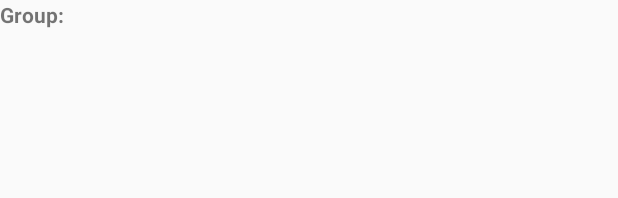
After one commit to kvnrd/AndroidHCIProject, an Android app: the layout activity_group_details.xml on its own in the app's theme, with its tools: preview values and no code run, on a phone screen of 412 x 824 dp. The commit adds this screen. Shown: the top 198 px of the screen. Run offline under Robolectric (Android 15) with nearby library versions, the phone set to English and light mode, and no system bars.

```diff
--- a/app/src/main/AndroidManifest.xml
+++ b/app/src/main/AndroidManifest.xml
@@ -9,7 +9,8 @@
         android:roundIcon="@mipmap/ic_launcher_round"
         android:supportsRtl="true"
         android:theme="@style/AppTheme">
-        <activity android:name=".AvailableGroupsActivity"></activity>
+        <activity android:name=".GroupDetails"></activity>
+        <activity android:name=".AvailableGroupsActivity" />
         <activity android:name=".MainActivity">
             <intent-filter>
                 <action android:name="android.intent.action.MAIN" />
--- a/app/src/main/res/layout/activity_available_groups.xml
+++ b/app/src/main/res/layout/activity_available_groups.xml
@@ -22,7 +22,7 @@
         app:layout_constraintTop_toTopOf="parent" />
 
     <ListView
-        android:id="@+id/appointmentsListView"
+        android:id="@+id/groupsListView"
         android:layout_width="345dp"
         android:layout_height="450dp"
         app:layout_constraintBottom_toBottomOf="parent"
@@ -43,6 +43,6 @@
         app:layout_constraintBottom_toBottomOf="parent"
         app:layout_constraintEnd_toEndOf="parent"
         app:layout_constraintStart_toStartOf="parent"
-        app:layout_constraintTop_toBottomOf="@+id/appointmentsListView" />
+        app:layout_constraintTop_toBottomOf="@+id/groupsListView" />
 
 </androidx.constraintlayout.widget.ConstraintLayout>
--- /dev/null
+++ b/app/src/main/res/layout/activity_group_details.xml
@@ -0,0 +1,25 @@
+<?xml version="1.0" encoding="utf-8"?>
+<LinearLayout xmlns:android="http://schemas.android.com/apk/res/android"
+    android:orientation="vertical" android:layout_width="match_parent"
+    android:layout_height="match_parent">
+
+    <RelativeLayout
+        android:layout_width="match_parent"
+        android:layout_height="match_parent">
+
+        <TextView
+            android:id="@+id/groupNameView"
+            android:layout_width="wrap_content"
+            android:layout_height="wrap_content"
+            android:text="Group: "
+            android:textStyle="bold"/>
+
+        <TextView
+            android:id="@+id/groupName"
+            android:layout_width="wrap_content"
+            android:layout_height="wrap_content"
+            android:layout_toRightOf="@id/groupNameView"/>
+
+    </RelativeLayout>
+
+</LinearLayout>
```
Also changed, not shown: app/src/main/java/hci/geeks/AvailableGroupsActivity.java (+51 -0 lines), app/src/main/java/hci/geeks/GroupDetails.java (added, +14 -0 lines), app/src/main/java/hci/geeks/GroupsManager.java (added, +32 -0 lines).
